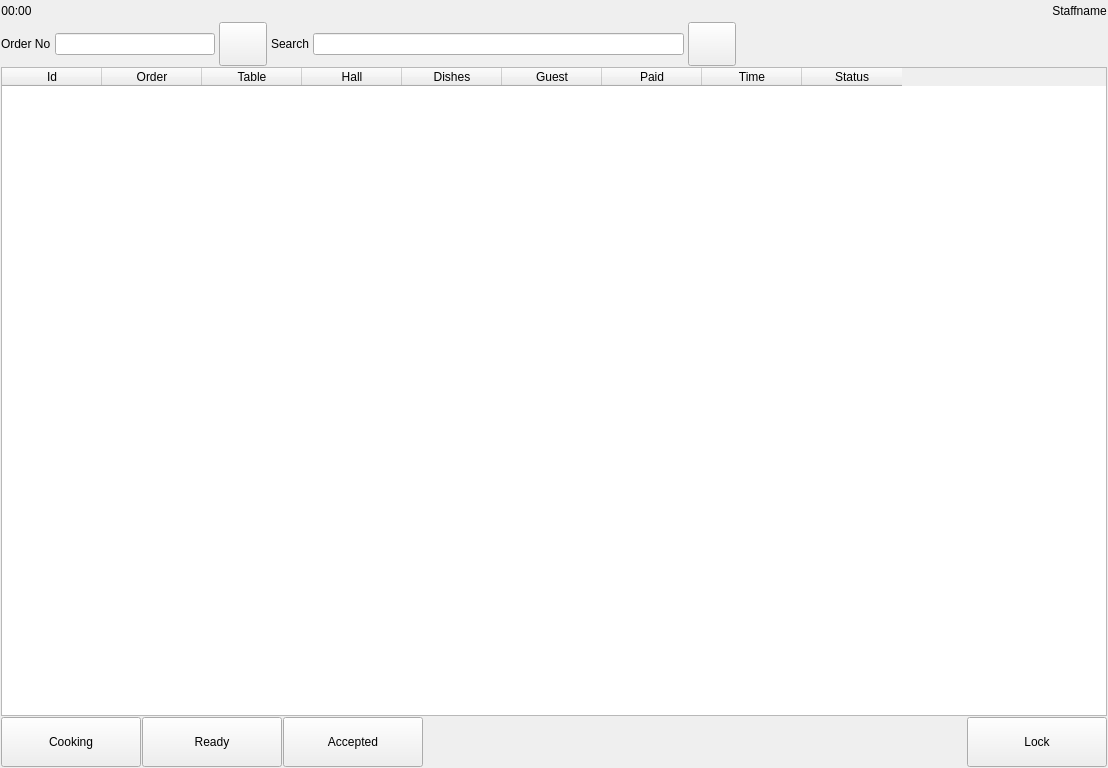
Old version of the form Waiter/dlgkitcheninprogress.ui in the repository End1-1/Cafe5.
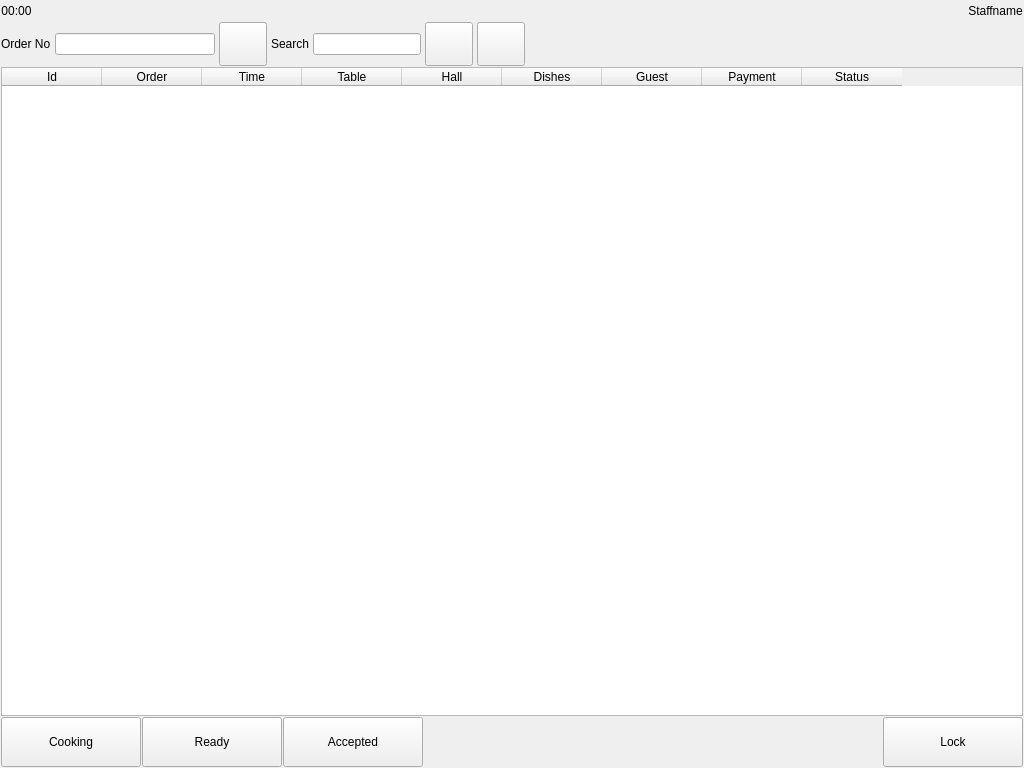
New version of the form. Icons and pictures are not drawn.

Patch:
```diff
--- a/Waiter/dlgkitcheninprogress.ui
+++ b/Waiter/dlgkitcheninprogress.ui
@@ -6,7 +6,7 @@
    <rect>
     <x>0</x>
     <y>0</y>
-    <width>1108</width>
+    <width>1024</width>
     <height>768</height>
    </rect>
   </property>
@@ -162,6 +162,18 @@
       </item>
       <item>
        <widget class="QLineEdit" name="leSearchAny">
+        <property name="sizePolicy">
+         <sizepolicy hsizetype="Preferred" vsizetype="Fixed">
+          <horstretch>0</horstretch>
+          <verstretch>0</verstretch>
+         </sizepolicy>
+        </property>
+        <property name="maximumSize">
+         <size>
+          <width>320</width>
+          <height>16777215</height>
+         </size>
+        </property>
         <property name="clearButtonEnabled">
          <bool>true</bool>
         </property>
@@ -202,6 +214,41 @@
         </property>
        </widget>
       </item>
+      <item>
+       <widget class="QToolButton" name="btnSettings">
+        <property name="minimumSize">
+         <size>
+          <width>48</width>
+          <height>44</height>
+         </size>
+        </property>
+        <property name="maximumSize">
+         <size>
+          <width>60</width>
+          <height>16777215</height>
+         </size>
+        </property>
+        <property name="focusPolicy">
+         <enum>Qt::FocusPolicy::NoFocus</enum>
+        </property>
+        <property name="text">
+         <string/>
+        </property>
+        <property name="icon">
+         <iconset resource="resources/res.qrc">
+          <normaloff>:/setting.png</normaloff>:/setting.png</iconset>
+        </property>
+        <property name="iconSize">
+         <size>
+          <width>28</width>
+          <height>28</height>
+         </size>
+        </property>
+        <property name="toolButtonStyle">
+         <enum>Qt::ToolButtonStyle::ToolButtonIconOnly</enum>
+        </property>
+       </widget>
+      </item>
       <item>
        <spacer name="horizontalSpacer_filters">
         <property name="orientation">
@@ -236,6 +283,11 @@
        <string>Order</string>
       </property>
      </column>
+     <column>
+      <property name="text">
+       <string>Time</string>
+      </property>
+     </column>
      <column>
       <property name="text">
        <string>Table</string>
@@ -258,12 +310,7 @@
      </column>
      <column>
       <property name="text">
-       <string>Paid</string>
-      </property>
-     </column>
-     <column>
-      <property name="text">
-       <string>Time</string>
+       <string>Payment</string>
       </property>
      </column>
      <column>
@@ -349,6 +396,9 @@
        <property name="orientation">
         <enum>Qt::Orientation::Horizontal</enum>
        </property>
+       <property name="sizeType">
+        <enum>QSizePolicy::Policy::Preferred</enum>
+       </property>
        <property name="sizeHint" stdset="0">
         <size>
          <width>500</width>
```
Left out of the diff: 19 changed lines with no effect on the pictures.
